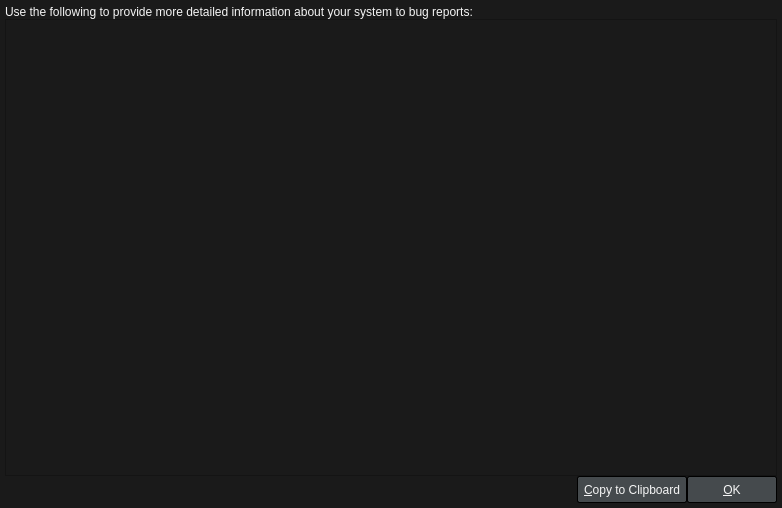
Above: src/splayer/ui/sysinfodialog.ui from cloudskytian/sugoi-player-deprecated before the change. Below: the same form after it.
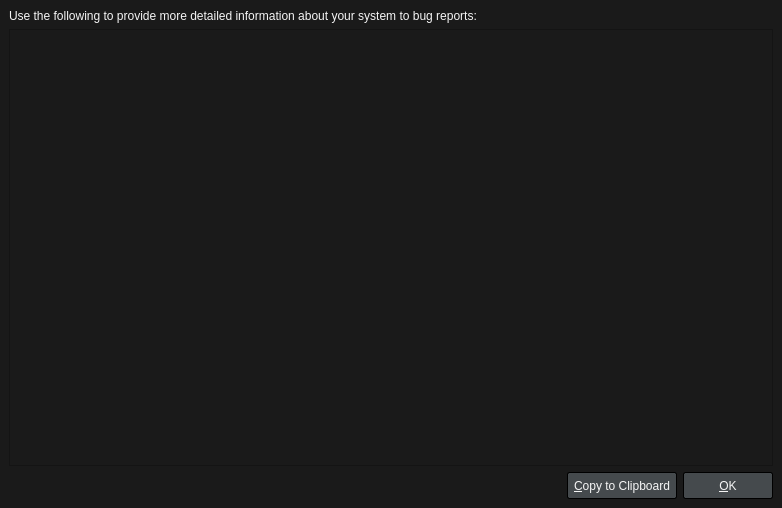
That is the form after the change.

Patch:
```diff
--- a/src/splayer/ui/sysinfodialog.ui
+++ b/src/splayer/ui/sysinfodialog.ui
@@ -94,19 +94,19 @@
   </property>
   <layout class="QVBoxLayout" name="verticalLayout">
    <property name="spacing">
-    <number>0</number>
+    <number>6</number>
    </property>
    <property name="leftMargin">
-    <number>5</number>
+    <number>9</number>
    </property>
    <property name="topMargin">
-    <number>5</number>
+    <number>9</number>
    </property>
    <property name="rightMargin">
-    <number>5</number>
+    <number>9</number>
    </property>
    <property name="bottomMargin">
-    <number>5</number>
+    <number>9</number>
    </property>
    <item>
     <widget class="QLabel" name="label">
```
